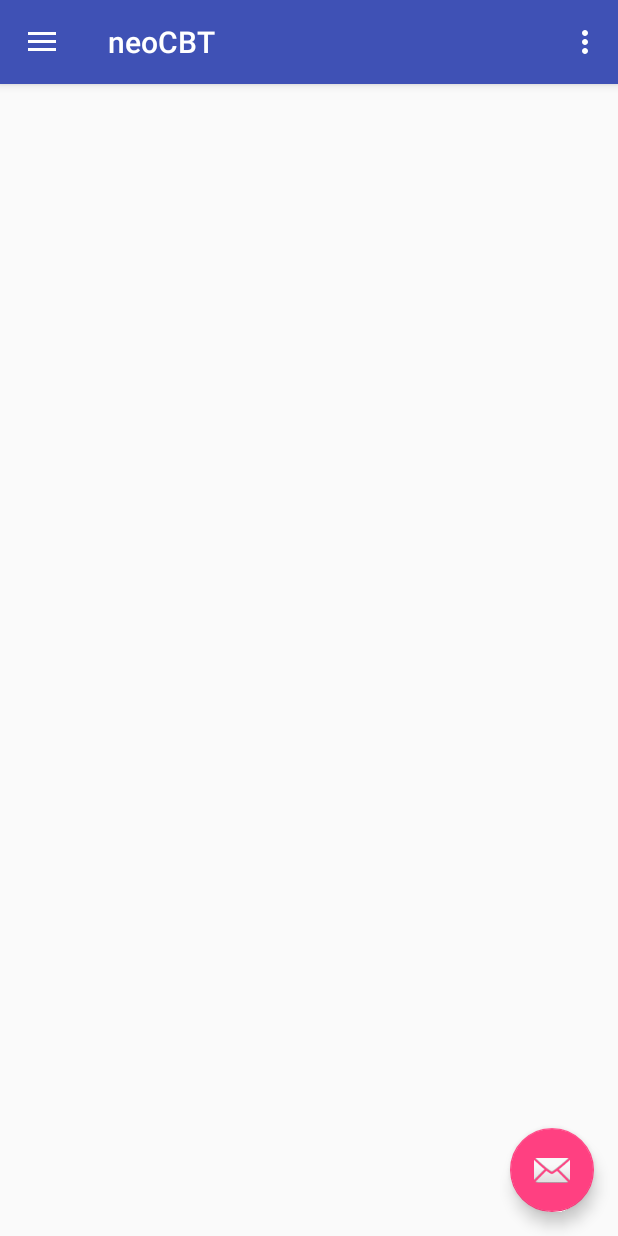
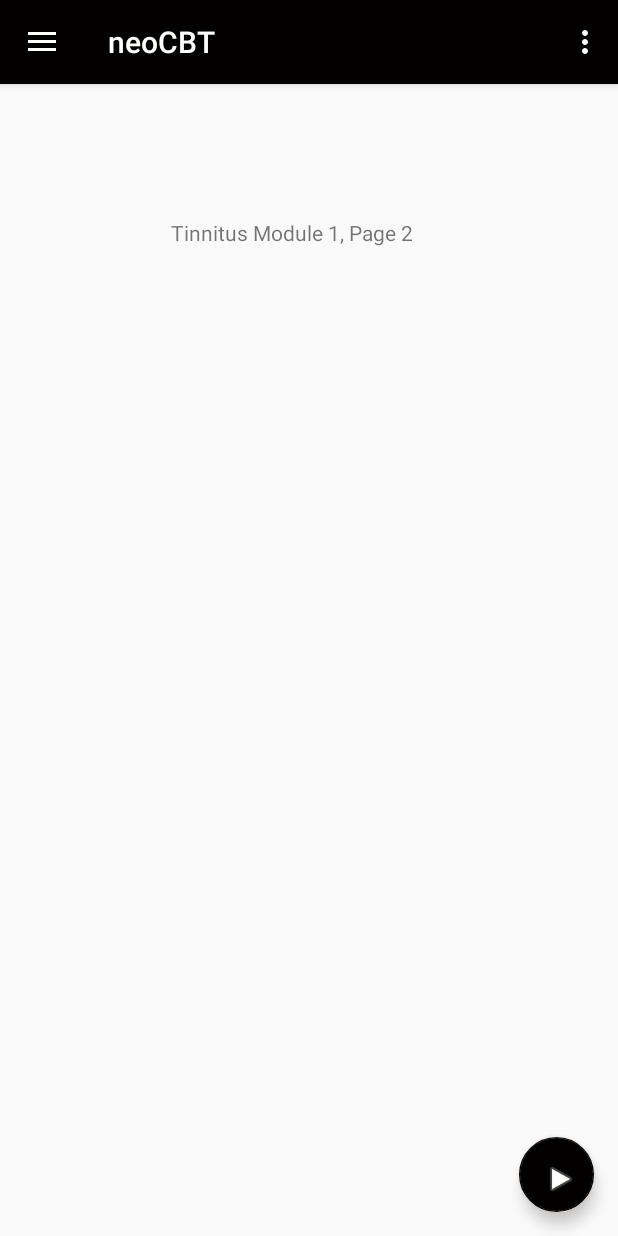
Before and after one commit to neiltcox/neoCBT, an Android app: the fragment W1P2 placed in its activity, on a phone screen of 412 x 824 dp. Run offline under Robolectric (Android 15) with nearby library versions, the light colour scheme and no system bars; 1 statement that could not run was skipped.

Commit message:
Floating Action Button experimentation

```diff
--- a/app/src/main/java/com/tinassist/neocbt/neocbt/Home.java
+++ b/app/src/main/java/com/tinassist/neocbt/neocbt/Home.java
@@ -1,16 +1,21 @@
 package com.tinassist.neocbt.neocbt;
 
+import android.app.Activity;
 import android.os.Bundle;
 import android.support.v4.app.Fragment;
 import android.view.LayoutInflater;
 import android.view.View;
 import android.view.ViewGroup;
 
+import com.tinassist.neocbt.neocbt.week1.W1P1;
+import com.tinassist.neocbt.neocbt.week1.W1P2;
+
 /**
  * Created by novap on 11/12/2016.
  */
 
 public class Home extends Fragment {
+
 
     public Home() {
         // Required empty public constructor
--- a/app/src/main/java/com/tinassist/neocbt/neocbt/MainActivity.java
+++ b/app/src/main/java/com/tinassist/neocbt/neocbt/MainActivity.java
@@ -26,7 +26,7 @@ import com.tinassist.neocbt.neocbt.week7.W7P1;
 import com.tinassist.neocbt.neocbt.week8.W8P1;
 
 public class MainActivity extends AppCompatActivity
-        implements NavigationView.OnNavigationItemSelectedListener {
+        implements NavigationView.OnNavigationItemSelectedListener{
 
     @Override
     protected void onCreate(Bundle savedInstanceState) {
@@ -35,12 +35,22 @@ public class MainActivity extends AppCompatActivity
         Toolbar toolbar = (Toolbar) findViewById(R.id.toolbar);
         setSupportActionBar(toolbar);
 
-        FloatingActionButton fab = (FloatingActionButton) findViewById(R.id.fab);
+        FloatingActionButton fab = (FloatingActionButton) findViewById(R.id.next);
         fab.setOnClickListener(new View.OnClickListener() {
+            Fragment currentFragment = new Home(); //getSupportFragmentManager().findFragmentByTag("CURRENT_FRAGMENT");
+            Fragment nextFragment = currentFragment.getNextFragment();
             @Override
             public void onClick(View view) {
-                Snackbar.make(view, "Replace with your own action", Snackbar.LENGTH_LONG)
-                        .setAction("Action", null).show();
+                switch (view.getId()) {
+                    case R.id.next:
+                        FragmentTransaction transaction = getSupportFragmentManager().beginTransaction();
+                        transaction.replace(R.id.frame_container, nextFragment, "CURRENT_FRAGMENT");
+                        transaction.addToBackStack(null);
+                        transaction.commit();
+                        break;
+
+
+                }
             }
         });
 
@@ -124,7 +134,7 @@ public class MainActivity extends AppCompatActivity
 
         if (fragment != null) {
             FragmentTransaction transaction = getSupportFragmentManager().beginTransaction();
-            transaction.replace(R.id.frame_container, fragment);
+            transaction.replace(R.id.frame_container, fragment, "CURRENT_FRAGMENT");
             transaction.addToBackStack(null);
             transaction.commit();
         }
--- a/app/src/main/java/com/tinassist/neocbt/neocbt/week1/W1P2.java
+++ b/app/src/main/java/com/tinassist/neocbt/neocbt/week1/W1P2.java
@@ -15,8 +15,9 @@ import com.tinassist.neocbt.neocbt.R;
 
 public class W1P2 extends Fragment {
     public W1P2() {
-        // Required empty public constructor
+
     }
+
 
     @Override
     public void onCreate(Bundle savedInstanceState) {
--- a/app/src/main/res/layout/app_bar_main.xml
+++ b/app/src/main/res/layout/app_bar_main.xml
@@ -16,19 +16,20 @@
             android:id="@+id/toolbar"
             android:layout_width="match_parent"
             android:layout_height="?attr/actionBarSize"
-            android:background="?attr/colorPrimary"
+            android:background="#030000"
             app:popupTheme="@style/AppTheme.PopupOverlay" />
 
     </android.support.design.widget.AppBarLayout>
 
+    <android.support.design.widget.FloatingActionButton
+        android:id="@+id/next"
+        android:layout_width="50dp"
+        android:layout_gravity="bottom|end"
+        android:layout_margin="@dimen/fab_margin"
+        app:srcCompat="@android:drawable/ic_media_play"
+        android:layout_height="50dp"
+        app:backgroundTint="#030000" />
+
     <include layout="@layout/content_main" />
 
-    <android.support.design.widget.FloatingActionButton
-        android:id="@+id/fab"
-        android:layout_width="wrap_content"
-        android:layout_height="wrap_content"
-        android:layout_gravity="bottom|end"
-        android:layout_margin="@dimen/fab_margin"
-        app:srcCompat="@android:drawable/ic_dialog_email" />
-
 </android.support.design.widget.CoordinatorLayout>
--- a/app/src/main/res/layout/w1p1.xml
+++ b/app/src/main/res/layout/w1p1.xml
@@ -16,7 +16,7 @@
         android:layout_centerHorizontal="true" />
 
     <TextView
-        android:text="Tinnitus Module 1"
+        android:text="Tinnitus Module 1, Page 1"
         android:layout_width="wrap_content"
         android:layout_height="wrap_content"
         android:id="@+id/textView2"
--- a/app/src/main/res/layout/w1p2.xml
+++ b/app/src/main/res/layout/w1p2.xml
@@ -1,5 +1,17 @@
 <?xml version="1.0" encoding="utf-8"?>
-<FrameLayout xmlns:android="http://schemas.android.com/apk/res/android"
+<RelativeLayout xmlns:android="http://schemas.android.com/apk/res/android"
     android:layout_width="match_parent" android:layout_height="match_parent">
 
-</FrameLayout>
+
+    <TextView
+        android:text="Tinnitus Module 1, Page 2"
+        android:layout_width="wrap_content"
+        android:layout_height="wrap_content"
+        android:id="@+id/textView2"
+        android:layout_marginTop="73dp"
+        android:layout_marginLeft="98dp"
+        android:layout_marginStart="98dp"
+        android:layout_alignParentTop="true"
+        android:layout_alignLeft="@+id/textView3"
+        android:layout_alignStart="@+id/textView3" />
+</RelativeLayout>
```
Also changed, not shown: app/src/main/java/com/tinassist/neocbt/neocbt/week1/W1P1.java (+7 -1 lines), app/src/main/java/com/tinassist/neocbt/neocbt/week5/W5P19.java (+23 -0 lines), app/src/main/java/com/tinassist/neocbt/neocbt/week5/W5P20.java (deleted, +0 -32 lines).
